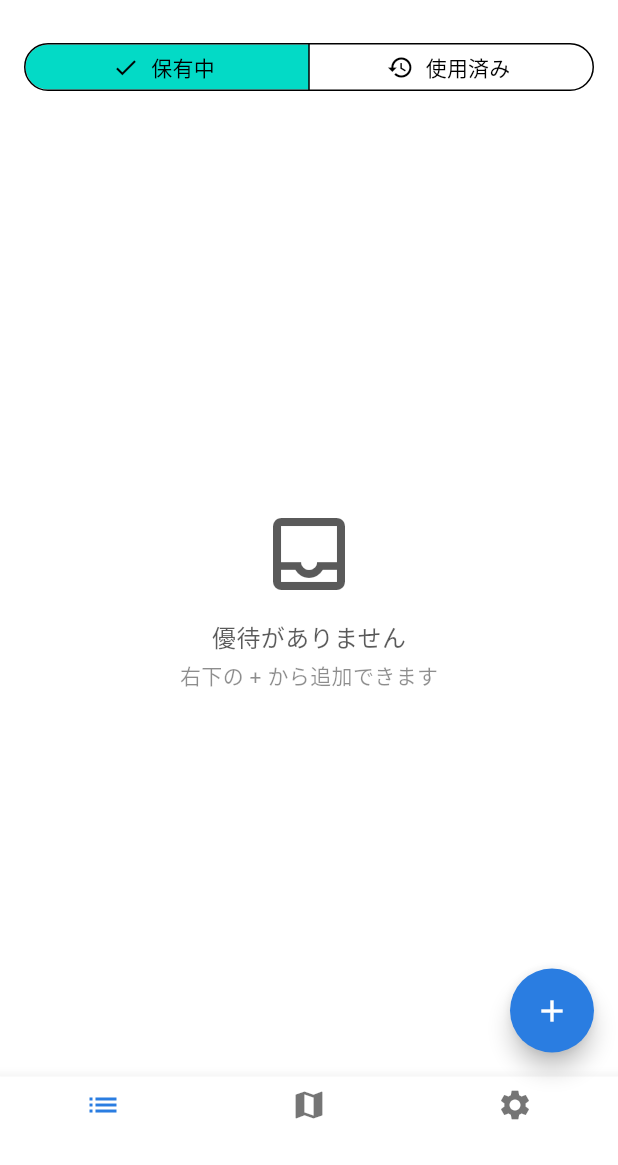
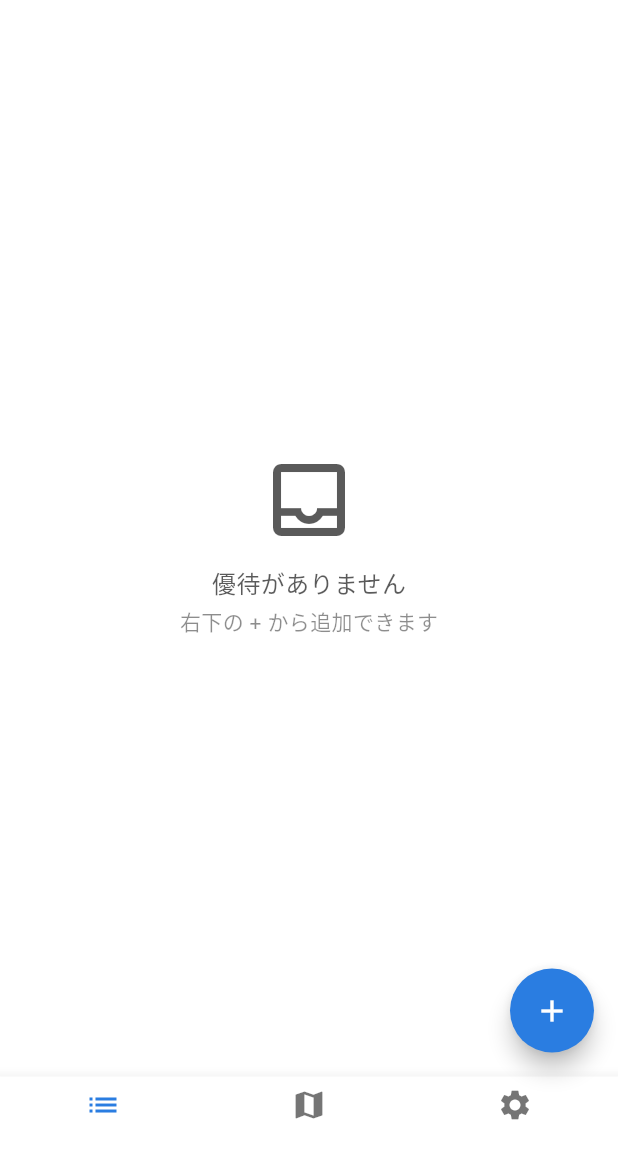
Before and after one commit to haruka08030/yuutai-map, a Flutter app: the screen it shows once a user with an empty profile is signed in, on a phone screen of 412 x 824 dp, the part 71-1236 px from its top. Run offline on Flutter 3.47's test engine with Material 3 defaults, Android fonts, the phone set to English and light mode, and no system bars; our stand-ins replace flutter_dotenv, flutter_local_notifications, flutter_riverpod, flutter_slidable, freezed_annotation, geolocator and 5 more; accounts and stored records are empty.

Commit message:
refactor: remove segmented button from benefits page

```diff
--- a/lib/features/benefits/presentation/users_yuutai_page.dart
+++ b/lib/features/benefits/presentation/users_yuutai_page.dart
@@ -26,34 +26,6 @@ class UsersYuutaiPage extends ConsumerWidget {
 
     return Column(
       children: [
-        Padding(
-          padding: const EdgeInsets.all(16.0),
-          child: SizedBox(
-            width: double.infinity,
-            child: SegmentedButton<int>(
-              segments: const [
-                ButtonSegment(
-                  value: 0,
-                  label: Text('保有中'),
-                  icon: Icon(Icons.confirmation_number_outlined),
-                ),
-                ButtonSegment(
-                  value: 1,
-                  label: Text('使用済み'),
-                  icon: Icon(Icons.history),
-                ),
-              ],
-              selected: {curTab},
-              onSelectionChanged: (newSelection) {
-                ref.read(_benefitsTabProvider.notifier).state =
-                    newSelection.first;
-              },
-              style: const ButtonStyle(
-                visualDensity: VisualDensity.compact,
-              ),
-            ),
-          ),
-        ),
         Expanded(
           child: asyncBenefits.when(
             loading: () => ListView.builder(
```
